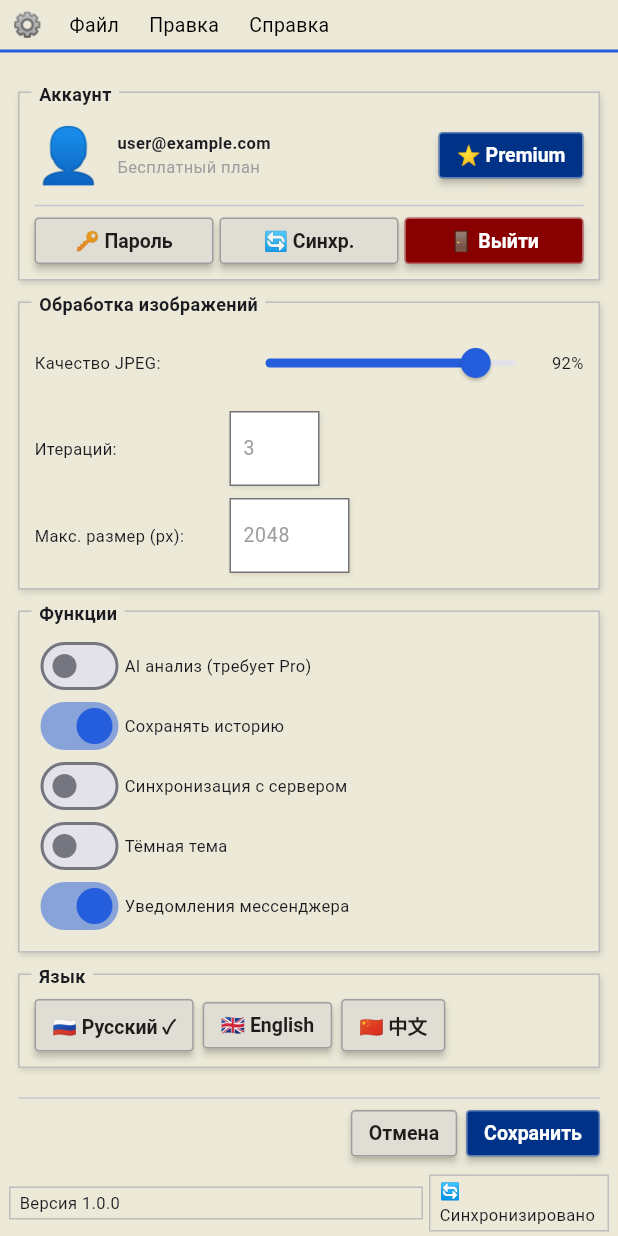
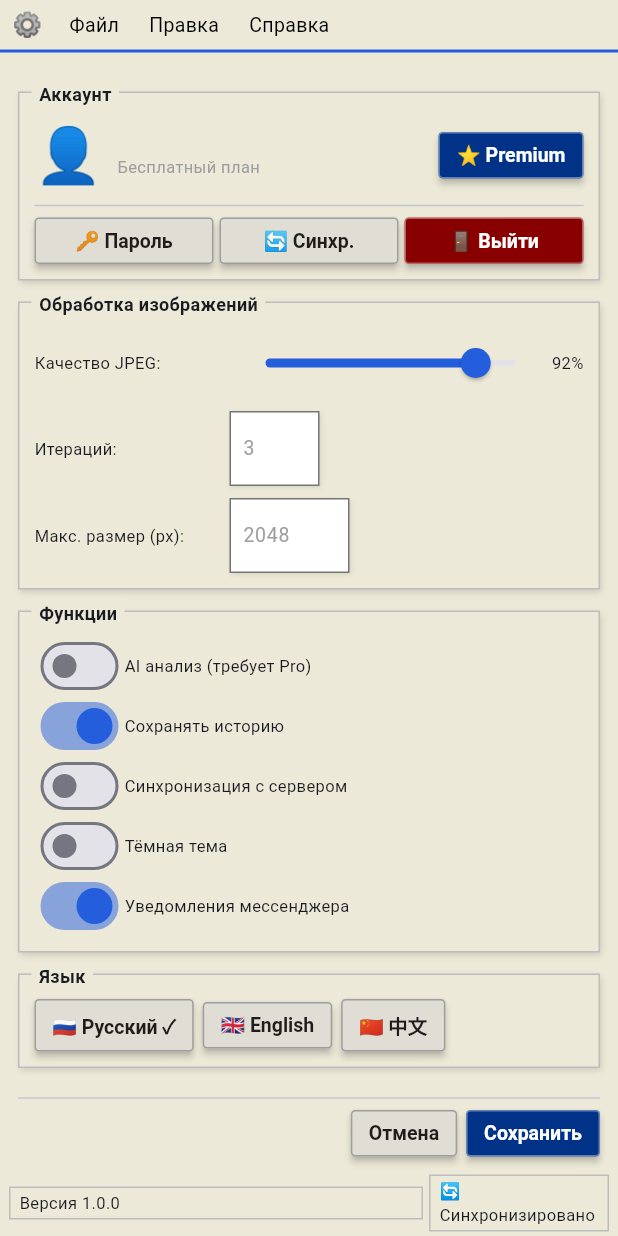
Before and after one commit to ppvesna/foto-compare, a Flutter app: the SettingsScreen widget shown alone on an empty page, opened directly, on a phone screen of 412 x 824 dp. Run offline on Flutter 3.47's test engine with Material 3 defaults, Android fonts, the phone set to English and light mode, and no system bars; our stand-ins replace image_picker, sqflite, supabase_flutter; missing offline and left inert: google_mlkit_text_recognition, mobile_scanner; accounts and stored records are empty.

Commit message:
Implement proper auth flow: persistent session, auto-login, sign out
- AuthGate checks Supabase session on startup → skips login if active
- After login/register → auto-redirects to main app (via onAuthStateChange)
- Sign out works in both top bar and settings
- Settings shows real user email from Supabase
- Removed StartScreen from bottom nav (shown only when not logged in)

https://claude.ai/code/session_01SYdGBKvBkUENM7TUXVJdMv

```diff
--- a/lib/screens/settings_screen.dart
+++ b/lib/screens/settings_screen.dart
@@ -1,4 +1,5 @@
 import 'package:flutter/material.dart';
+import 'package:supabase_flutter/supabase_flutter.dart';
 import '../config/app_theme.dart';
 import '../widgets/xp_widgets.dart';
 
@@ -87,14 +88,15 @@ class _SettingsScreenState extends State<SettingsScreen> {
                 Row(children: [
                   const Text('👤', style: TextStyle(fontSize: 36)),
                   const SizedBox(width: 10),
-                  const Expanded(
+                  Expanded(
                       child: Column(
                     crossAxisAlignment: CrossAxisAlignment.start,
                     children: [
-                      Text('user@example.com',
-                          style: TextStyle(
+                      Text(
+                          Supabase.instance.client.auth.currentUser?.email ?? '',
+                          style: const TextStyle(
                               fontWeight: FontWeight.bold, fontSize: 11)),
-                      Text('Бесплатный план',
+                      const Text('Бесплатный план',
                           style: TextStyle(color: Colors.grey, fontSize: 11)),
                     ],
                   )),
@@ -121,7 +123,9 @@ class _SettingsScreenState extends State<SettingsScreen> {
                           onPressed: () async {
                             final ok = await xpConfirm(context, 'Выйти?',
                                 'Вы будете отключены от аккаунта.');
-                            if (ok) {}
+                            if (ok) {
+                              await Supabase.instance.client.auth.signOut();
+                            }
                           })),
                 ]),
               ])),
```
Also changed, not shown: lib/main.dart (+73 -9 lines).
